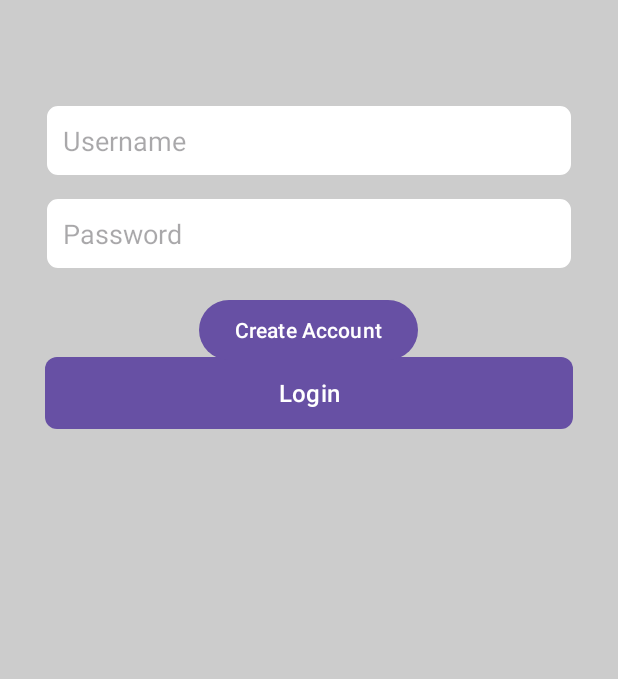
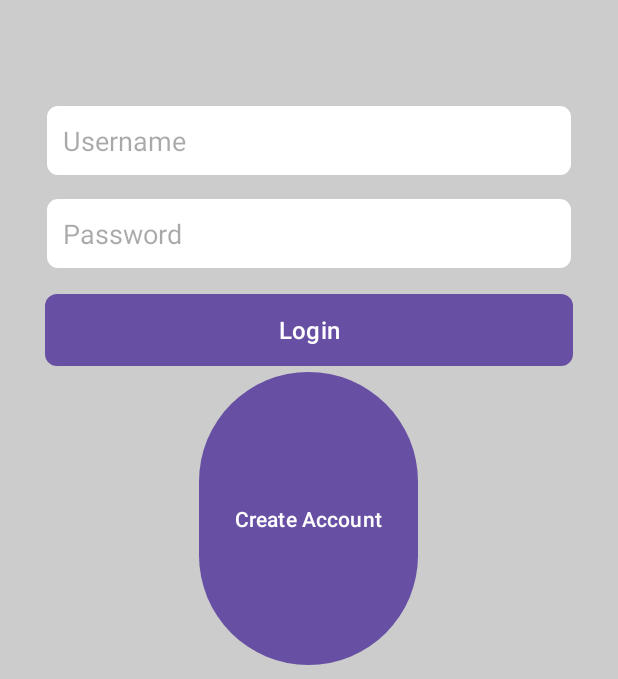
Before and after one commit to ChristianRSena/Statusphere, an Android app: the screen it shows after launch (LoginActivity), on a phone screen of 412 x 824 dp, the part 557-1236 px from its top. Run offline under Robolectric (Android 15) with nearby library versions, the phone set to English and light mode, and no system bars.

Commit message:
Rescaling Login Screen

```diff
--- a/app/src/main/res/layout/activity_login.xml
+++ b/app/src/main/res/layout/activity_login.xml
@@ -46,9 +46,11 @@
         android:layout_height="wrap_content"
         android:layout_below="@id/editTextPassword"
         android:layout_marginHorizontal="30dp"
-        android:layout_marginTop="58dp"
+        android:layout_marginTop="16dp"
         android:background="@drawable/button_background"
         android:text="Login"
+
+
         android:textColor="@color/white"
         android:textSize="16sp" />
 
@@ -63,11 +65,13 @@
 
     <Button
         android:id="@+id/buttonCreateAccount"
+        android:layout_below="@+id/buttonLogin"
         android:layout_width="wrap_content"
         android:layout_height="wrap_content"
-        android:layout_below="@id/editTextPassword"
+        android:layout_alignParentBottom="true"
         android:layout_centerHorizontal="true"
-        android:layout_marginTop="16dp"
+        android:layout_marginBottom="5dp"
+
         android:text="Create Account" />
 
 
```
